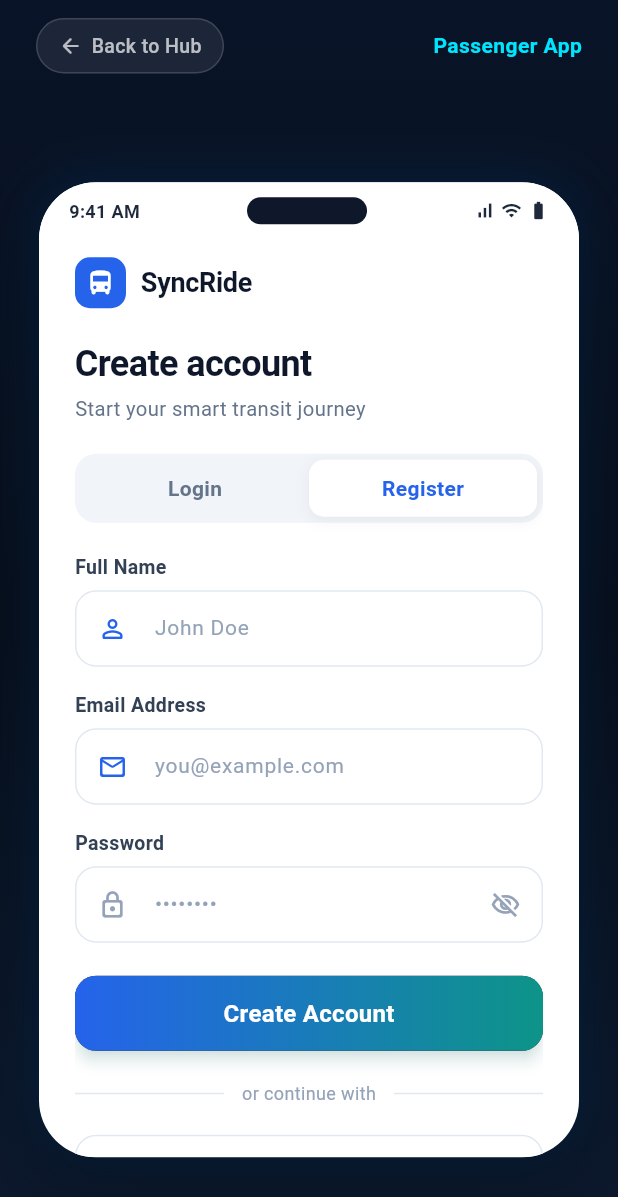
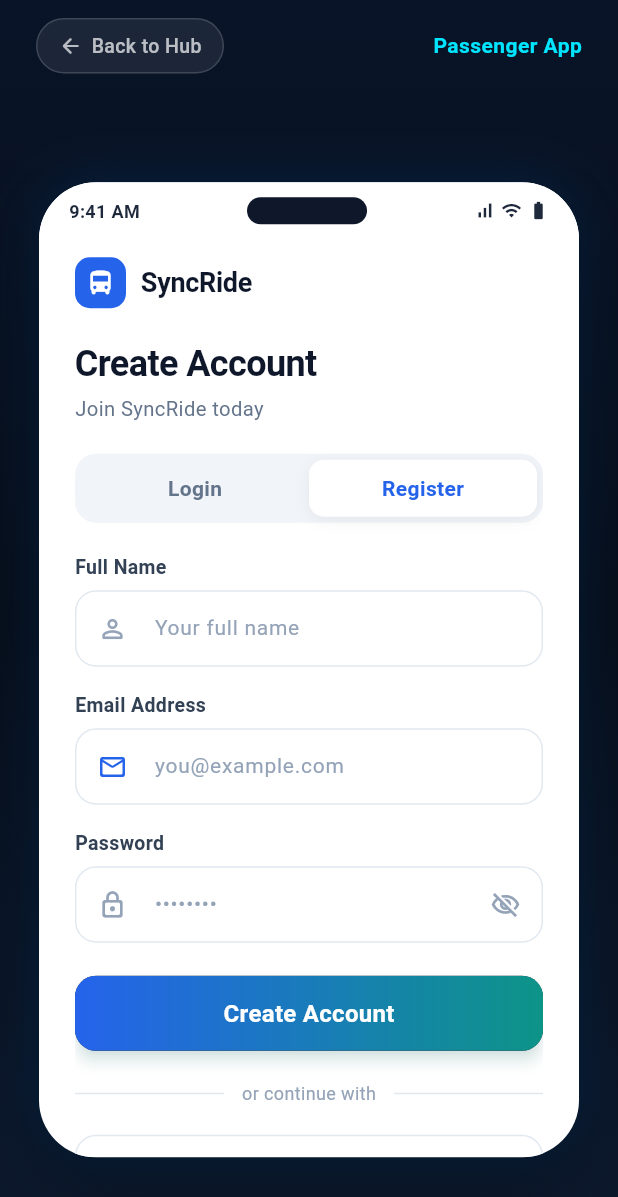
Before and after one commit to Mogith-Code/SynRide, a Flutter app: the LoginScreen screen opened by its route, after a tap on "Register", on a phone screen of 412 x 824 dp. Shown: the top 1197 px of the screen. Run offline on Flutter 3.47's test engine with Material 3 defaults, Android fonts, the phone set to English and light mode, and no system bars; our stand-ins replace flutter_bloc.

Commit message:
registartion page added

```diff
--- a/lib/app.dart
+++ b/lib/app.dart
@@ -29,6 +29,7 @@ class SyncRideApp extends StatelessWidget {
         '/': (context) => const WelcomeSplashScreen(),
         '/passenger/onboarding': (context) => const OnboardingScreen(),
         '/passenger/login': (context) => const LoginScreen(),
+        '/passenger/register': (context) => const LoginScreen(initialIsLogin: false),
         '/passenger/home': (context) => const PassengerHomeScreen(),
         '/passenger/map': (context) => const LiveMapScreen(),
         '/passenger/recommendations': (context) => const RouteRecommendationScreen(),
--- a/lib/features/passenger/presentation/screens/login_screen.dart
+++ b/lib/features/passenger/presentation/screens/login_screen.dart
@@ -2,14 +2,15 @@ import 'package:flutter/material.dart';
 import '../../../../core/constants/app_colors.dart';
 
 class LoginScreen extends StatefulWidget {
-  const LoginScreen({super.key});
+  final bool initialIsLogin;
+  const LoginScreen({super.key, this.initialIsLogin = true});
 
   @override
   State<LoginScreen> createState() => _LoginScreenState();
 }
 
 class _LoginScreenState extends State<LoginScreen> {
-  bool _isLoginTab = true; // true = Login, false = Register
+  late bool _isLoginTab;
   bool _obscurePassword = true;
   bool _obscureConfirmPassword = true;
 
@@ -17,6 +18,12 @@ class _LoginScreenState extends State<LoginScreen> {
   final TextEditingController _emailController = TextEditingController();
   final TextEditingController _passwordController = TextEditingController();
   final TextEditingController _confirmPasswordController = TextEditingController();
+
+  @override
+  void initState() {
+    super.initState();
+    _isLoginTab = widget.initialIsLogin;
+  }
 
   @override
   void dispose() {
@@ -314,7 +321,7 @@ class _LoginScreenState extends State<LoginScreen> {
 
                                       // Title & Subtitle
                                       Text(
-                                        _isLoginTab ? 'Welcome back!' : 'Create account',
+                                        _isLoginTab ? 'Welcome back!' : 'Create Account',
                                         style: const TextStyle(
                                           fontSize: 24,
                                           fontWeight: FontWeight.bold,
@@ -326,7 +333,7 @@ class _LoginScreenState extends State<LoginScreen> {
                                       Text(
                                         _isLoginTab
                                             ? 'Sign in to your account'
-                                            : 'Start your smart transit journey',
+                                            : 'Join SyncRide today',
                                         style: const TextStyle(
                                           fontSize: 13.5,
                                           color: Color(0xFF64748B),
@@ -445,9 +452,9 @@ class _LoginScreenState extends State<LoginScreen> {
                                             controller: _nameController,
                                             style: const TextStyle(fontSize: 14, color: Color(0xFF0F172A)),
                                             decoration: const InputDecoration(
-                                              hintText: 'John Doe',
+                                              hintText: 'Your full name',
                                               hintStyle: TextStyle(color: Color(0xFF94A3B8), fontSize: 14),
-                                              prefixIcon: Icon(Icons.person_outline_rounded, color: Color(0xFF2563EB), size: 20),
+                                              prefixIcon: Icon(Icons.person_outline_rounded, color: Color(0xFF94A3B8), size: 20),
                                               border: InputBorder.none,
                                               contentPadding: EdgeInsets.symmetric(horizontal: 16, vertical: 14),
                                             ),
```
